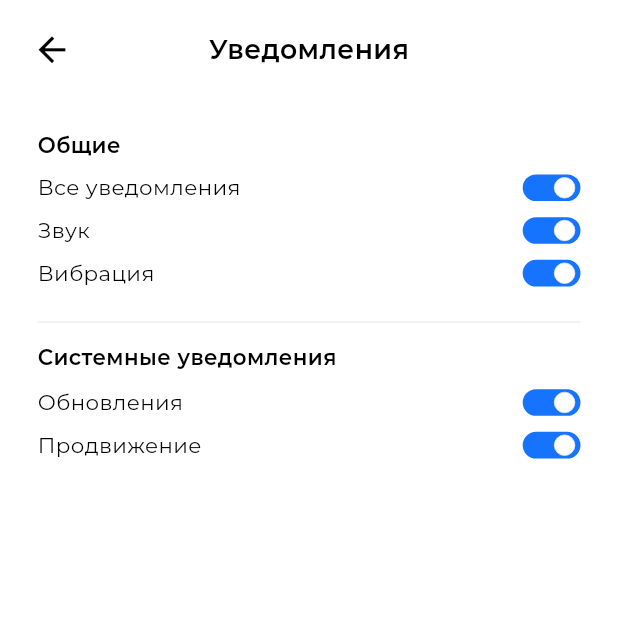
After one commit to gadzhilaev/smile_ai, a Flutter app: the ProfileScreen screen opened directly, after a tap on "Уведомления", on a phone screen of 412 x 824 dp, the top half of it. The commit adds this screen. Run offline on Flutter 3.47's test engine with Material 3 defaults, Android fonts, the phone set to English and light mode, and no system bars; our stand-ins replace flutter_local_notifications; project files that could hold a hidden picture were left out.

Commit message:
вкл/выкл уведомлений

```diff
--- /dev/null
+++ b/lib/screens/notifications_screen.dart
@@ -0,0 +1,319 @@
+import 'package:flutter/material.dart';
+import '../settings/style.dart';
+import '../services/notification_settings_service.dart';
+import '../services/notification_service.dart';
+
+class NotificationsScreen extends StatefulWidget {
+  const NotificationsScreen({super.key});
+
+  @override
+  State<NotificationsScreen> createState() => _NotificationsScreenState();
+}
+
+class _NotificationsScreenState extends State<NotificationsScreen> {
+  static const double _designWidth = 428;
+  static const double _designHeight = 926;
+
+  final NotificationSettingsService _settingsService =
+      NotificationSettingsService.instance;
+
+  bool _allNotifications = true;
+  bool _sound = true;
+  bool _vibration = true;
+  bool _updates = true;
+  bool _promotions = true;
+
+  @override
+  void initState() {
+    super.initState();
+    _loadSettings();
+  }
+
+  void _loadSettings() {
+    setState(() {
+      _allNotifications = _settingsService.allNotifications;
+      _sound = _settingsService.sound;
+      _vibration = _settingsService.vibration;
+      _updates = _settingsService.updates;
+      _promotions = _settingsService.promotions;
+    });
+  }
+
+  void _updateAllNotifications(bool value) async {
+    setState(() {
+      _allNotifications = value;
+      _settingsService.setAllNotifications(value);
+      _sound = _settingsService.sound;
+      _vibration = _settingsService.vibration;
+    });
+    // Обновляем канал уведомлений с новыми настройками
+    await NotificationService.instance.updateNotificationSettings();
+  }
+
+  void _updateSound(bool value) async {
+    setState(() {
+      _sound = value;
+      _settingsService.setSound(value);
+      _allNotifications = _settingsService.allNotifications;
+    });
+    // Обновляем канал уведомлений с новыми настройками
+    await NotificationService.instance.updateNotificationSettings();
+  }
+
+  void _updateVibration(bool value) async {
+    setState(() {
+      _vibration = value;
+      _settingsService.setVibration(value);
+      _allNotifications = _settingsService.allNotifications;
+    });
+    // Обновляем канал уведомлений с новыми настройками
+    await NotificationService.instance.updateNotificationSettings();
+  }
+
+  void _updateUpdates(bool value) {
+    setState(() {
+      _updates = value;
+      _settingsService.setUpdates(value);
+    });
+  }
+
+  void _updatePromotions(bool value) {
+    setState(() {
+      _promotions = value;
+      _settingsService.setPromotions(value);
+    });
+  }
+
+  @override
+  Widget build(BuildContext context) {
+    final size = MediaQuery.of(context).size;
+    final double widthFactor = size.width / _designWidth;
+    final double heightFactor = size.height / _designHeight;
+
+    double scaleWidth(double value) => value * widthFactor;
+    double scaleHeight(double value) => value * heightFactor;
+
+    return Scaffold(
+      backgroundColor: Colors.white,
+      body: GestureDetector(
+        behavior: HitTestBehavior.opaque,
+        onTap: () => FocusScope.of(context).unfocus(),
+        child: SafeArea(
+          top: true,
+          bottom: false,
+          child: SingleChildScrollView(
+            physics: const ClampingScrollPhysics(),
+            child: Column(
+              crossAxisAlignment: CrossAxisAlignment.start,
+              children: [
+                // Стрелка назад и заголовок
+                Padding(
+                  padding: EdgeInsets.only(
+                    left: scaleWidth(18),
+                    top: scaleHeight(18),
+                    right: scaleWidth(26),
+                  ),
+                  child: Row(
+                    children: [
+                      // Стрелка назад
+                      InkWell(
+                        onTap: () => Navigator.of(context).pop(),
+                        borderRadius: BorderRadius.circular(scaleWidth(16)),
+                        child: Padding(
+                          padding: EdgeInsets.all(scaleWidth(4)),
+                          child: Icon(
+                            Icons.arrow_back,
+                            size: scaleWidth(28),
+                            color: Colors.black,
+                          ),
+                        ),
+                      ),
+                      Expanded(
+                        child: Center(
+                          child: Text(
+                            'Уведомления',
+                            style: AppTextStyle.screenTitle(scaleHeight(20)),
+                          ),
+                        ),
+                      ),
+                      SizedBox(width: scaleWidth(28)), // Для выравнивания
+                    ],
+                  ),
+                ),
+                SizedBox(height: scaleHeight(44)),
+                // Контент
+                Padding(
+                  padding: EdgeInsets.symmetric(horizontal: scaleWidth(26)),
+                  child: Column(
+                    crossAxisAlignment: CrossAxisAlignment.start,
+                    children: [
+                      // Заголовок "Общие"
+                      Text(
+                        'Общие',
+                        style: AppTextStyle.screenTitle(scaleHeight(16)),
+                      ),
+                      SizedBox(height: scaleHeight(14)),
+                      // Все уведомления
+                      _NotificationSwitchRow(
+                        title: 'Все уведомления',
+                        value: _allNotifications,
+                        onChanged: _updateAllNotifications,
+                        scaleWidth: scaleWidth,
+                        scaleHeight: scaleHeight,
+                      ),
+                      SizedBox(height: scaleHeight(12)),
+                      // Звук
+                      _NotificationSwitchRow(
+                        title: 'Звук',
+                        value: _sound,
+                        onChanged: _updateSound,
+                        scaleWidth: scaleWidth,
+                        scaleHeight: scaleHeight,
+                      ),
+                      SizedBox(height: scaleHeight(12)),
+                      // Вибрация
+                      _NotificationSwitchRow(
+                        title: 'Вибрация',
+                        value: _vibration,
+                        onChanged: _updateVibration,
+                        scaleWidth: scaleWidth,
+                        scaleHeight: scaleHeight,
+                      ),
+                      SizedBox(height: scaleHeight(26)),
+                      // Разделительная линия
+                      Container(
+                        height: 1,
+                        width: double.infinity,
+                        decoration: const BoxDecoration(
+                          border: Border(
+                            top: BorderSide(
+                              color: Color(0xFFEEEEEE),
+                              width: 1,
+                            ),
+                          ),
+                        ),
+                      ),
+                      SizedBox(height: scaleHeight(18)),
+                      // Заголовок "Системные уведомления"
+                      Text(
+                        'Системные уведомления',
+                        style: AppTextStyle.screenTitle(scaleHeight(16)),
+                      ),
+                      SizedBox(height: scaleHeight(16)),
+                      // Обновления
+                      _NotificationSwitchRow(
+                        title: 'Обновления',
+                        value: _updates,
+                        onChanged: _updateUpdates,
+                        scaleWidth: scaleWidth,
+                        scaleHeight: scaleHeight,
+                      ),
+                      SizedBox(height: scaleHeight(12)),
+                      // Продвижение
+                      _NotificationSwitchRow(
+                        title: 'Продвижение',
+                        value: _promotions,
+                        onChanged: _updatePromotions,
+                        scaleWidth: scaleWidth,
+                        scaleHeight: scaleHeight,
+                      ),
+                      SizedBox(height: scaleHeight(40)),
+                    ],
+                  ),
+                ),
+              ],
+            ),
+          ),
+        ),
+      ),
+    );
+  }
+}
+
+// Виджет строки с переключателем
+class _NotificationSwitchRow extends StatelessWidget {
+  final String title;
+  final bool value;
+  final ValueChanged<bool> onChanged;
+  final double Function(double) scaleWidth;
+  final double Function(double) scaleHeight;
+
+  const _NotificationSwitchRow({
+    required this.title,
+    required this.value,
+    required this.onChanged,
+    required this.scaleWidth,
+    required this.scaleHeight,
+  });
+
+  @override
+  Widget build(BuildContext context) {
+    return Row(
+      mainAxisAlignment: MainAxisAlignment.spaceBetween,
+      children: [
+        Text(
+          title,
+          style: AppTextStyle.bodyText(scaleHeight(16)),
+        ),
+        _CustomSwitch(
+          value: value,
+          onChanged: onChanged,
+          scaleWidth: scaleWidth,
+          scaleHeight: scaleHeight,
+        ),
+      ],
+    );
+  }
+}
+
+// Кастомный переключатель
+class _CustomSwitch extends StatelessWidget {
+  final bool value;
+  final ValueChanged<bool> onChanged;
+  final double Function(double) scaleWidth;
+  final double Function(double) scaleHeight;
+
+  const _CustomSwitch({
+    required this.value,
+    required this.onChanged,
+    required this.scaleWidth,
+    required this.scaleHeight,
+  });
+
+  @override
+  Widget build(BuildContext context) {
+    return GestureDetector(
+      onTap: () => onChanged(!value),
+      child: Container(
+        width: scaleWidth(40),
+        height: scaleHeight(20),
+        decoration: BoxDecoration(
+          color: value ? const Color(0xFF1573FE) : const Color(0xFFD9D9D9),
+          borderRadius: BorderRadius.circular(scaleHeight(10)),
+        ),
+        child: Stack(
+          children: [
+            AnimatedPositioned(
+              duration: const Duration(milliseconds: 200),
+              curve: Curves.easeInOut,
+              left: value ? scaleWidth(40 - 16 - 3) : scaleWidth(3),
+              top: scaleHeight((20 - 16) / 2),
+              child: Container(
+                width: scaleWidth(16),
+                height: scaleHeight(16),
+                decoration: BoxDecoration(
+                  color: Colors.white,
+                  shape: BoxShape.circle,
+                  border: Border.all(
+                    color: const Color(0xFFEEEEEE),
+                    width: 0.51,
+                  ),
+                ),
+              ),
+            ),
+          ],
+        ),
+      ),
+    );
+  }
+}
--- a/lib/screens/profile_screen.dart
+++ b/lib/screens/profile_screen.dart
@@ -4,6 +4,7 @@ import '../settings/style.dart';
 import '../widgets/custom_refresh_indicator.dart';
 import '../services/profile_service.dart';
 import 'account_screen.dart';
+import 'notifications_screen.dart';
 
 class ProfileScreen extends StatefulWidget {
   const ProfileScreen({super.key});
@@ -139,11 +140,21 @@ class _ProfileScreenState extends State<ProfileScreen> {
                                 ),
                               ),
                               SizedBox(height: scaleHeight(12)),
-                              _ProfileMenuItem(
-                                iconPath: 'assets/profile_icons/profile_notification.png',
-                                title: 'Уведомления',
-                                designWidth: _designWidth,
-                                designHeight: _designHeight,
+                              InkWell(
+                                onTap: () {
+                                  Navigator.of(context).push(
+                                    MaterialPageRoute(
+                                      builder: (context) =>
+                                          const NotificationsScreen(),
+                                    ),
+                                  );
+                                },
+                                child: _ProfileMenuItem(
+                                  iconPath: 'assets/profile_icons/profile_notification.png',
+                                  title: 'Уведомления',
+                                  designWidth: _designWidth,
+                                  designHeight: _designHeight,
+                                ),
                               ),
                               SizedBox(height: scaleHeight(12)),
                               _ProfileMenuItem(
--- /dev/null
+++ b/lib/services/notification_settings_service.dart
@@ -0,0 +1,74 @@
+class NotificationSettingsService {
+  static NotificationSettingsService? _instance;
+  static NotificationSettingsService get instance {
+    _instance ??= NotificationSettingsService._();
+    return _instance!;
+  }
+
+  NotificationSettingsService._();
+
+  // Настройки уведомлений
+  bool _allNotifications = true;
+  bool _sound = true;
+  bool _vibration = true;
+  bool _updates = true;
+  bool _promotions = true;
+
+  // Getters
+  bool get allNotifications => _allNotifications;
+  bool get sound => _sound;
+  bool get vibration => _vibration;
+  bool get updates => _updates;
+  bool get promotions => _promotions;
+
+  // Методы для обновления настроек
+  void setAllNotifications(bool value) {
+    _allNotifications = value;
+    if (!value) {
+      // Если выключаем все уведомления, выключаем звук и вибрацию
+      _sound = false;
+      _vibration = false;
+    }
+  }
+
+  void setSound(bool value) {
+    _sound = value;
+    // Если включаем звук, включаем все уведомления
+    if (value) {
+      _allNotifications = true;
+    } else {
+      // Если выключаем звук, проверяем вибрацию
+      // Если и звук и вибрация выключены, выключаем все уведомления
+      if (!_vibration) {
+        _allNotifications = false;
+      }
+    }
+  }
+
+  void setVibration(bool value) {
+    _vibration = value;
+    // Если включаем вибрацию, включаем все уведомления
+    if (value) {
+      _allNotifications = true;
+    } else {
+      // Если выключаем вибрацию, проверяем звук
+      // Если и звук и вибрация выключены, выключаем все уведомления
+      if (!_sound) {
+        _allNotifications = false;
+      }
+    }
+  }
+
+  void setUpdates(bool value) {
+    _updates = value;
+  }
+
+  void setPromotions(bool value) {
+    _promotions = value;
+  }
+
+  // Проверка, должны ли показываться уведомления
+  bool shouldShowNotifications() {
+    return _allNotifications;
+  }
+}
```
Also changed, not shown: lib/services/notification_service.dart (+66 -7 lines).
